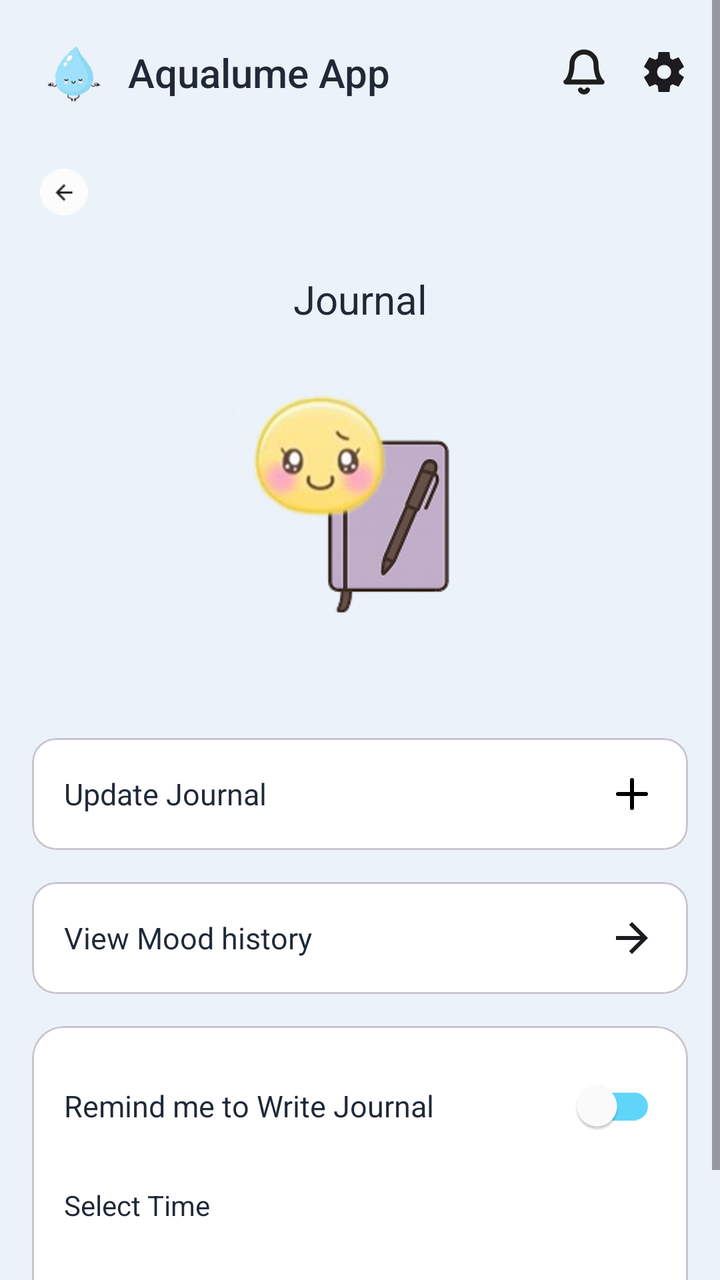
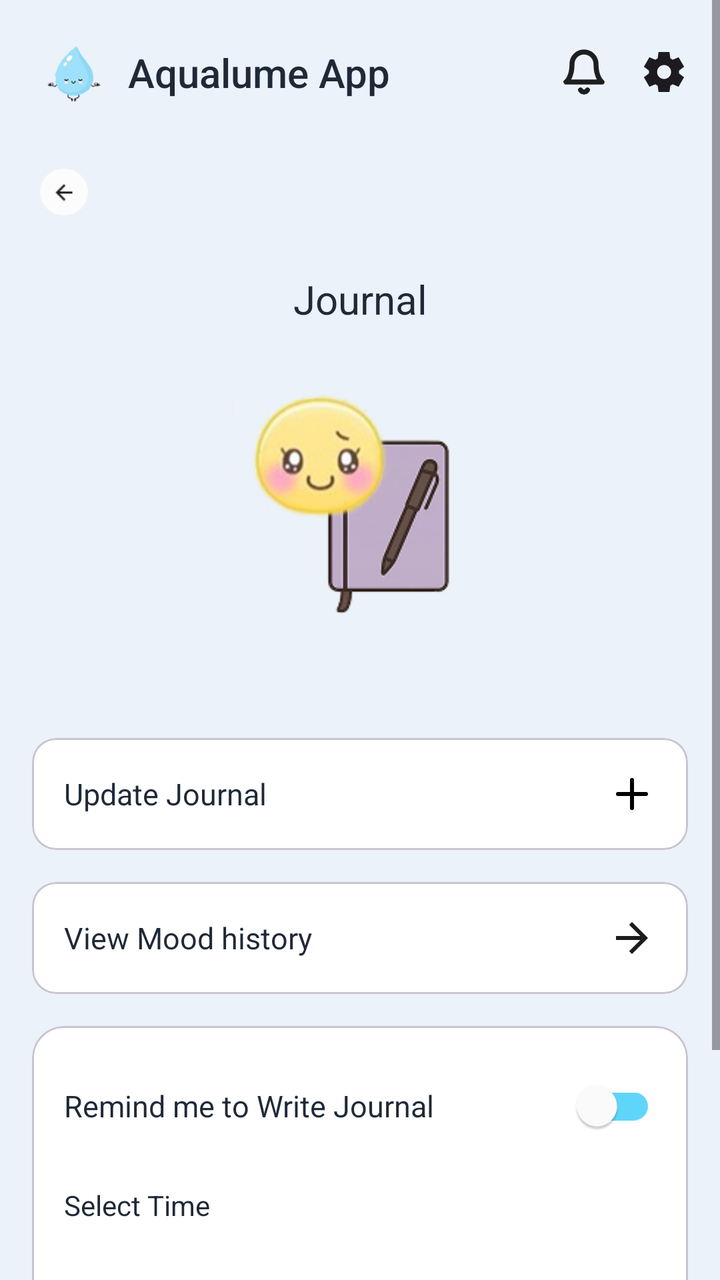

Screens rendered from an Android XML layout before and after an edit, with the pre-edit source and the edit as a unified diff.
<!-- AndroidManifest.xml: application theme Theme.AqualumeApp -->
<!-- res/layout/fragment_journal.xml -->
<?xml version="1.0" encoding="utf-8"?>
<ScrollView xmlns:android="http://schemas.android.com/apk/res/android"
    xmlns:app="http://schemas.android.com/apk/res-auto"
    android:layout_width="match_parent"
    android:layout_height="match_parent"
    android:background="@color/background"
    android:fillViewport="true">

    <androidx.constraintlayout.widget.ConstraintLayout
        android:layout_width="match_parent"
        android:layout_height="wrap_content"
        android:padding="16dp">

        
        <ImageView
            android:id="@+id/iv_logo"
            android:layout_width="40dp"
            android:layout_height="40dp"
            android:src="@drawable/logo"
            android:contentDescription="@string/app_name"
            app:layout_constraintStart_toStartOf="parent"
            app:layout_constraintTop_toTopOf="parent" />

        <TextView
            android:id="@+id/tv_app_name"
            android:layout_width="wrap_content"
            android:layout_height="wrap_content"
            android:text="@string/app_name"
            android:textSize="20sp"
            android:textColor="@color/primary_text"
            android:fontFamily="sans-serif-medium"
            android:layout_marginStart="8dp"
            app:layout_constraintBottom_toBottomOf="@id/iv_logo"
            app:layout_constraintStart_toEndOf="@id/iv_logo"
            app:layout_constraintTop_toTopOf="@id/iv_logo" />

        <ImageView
            android:id="@+id/iv_notification"
            android:layout_width="24dp"
            android:layout_height="24dp"
            android:layout_marginEnd="16dp"
            android:contentDescription="@string/notifications"
            android:src="@drawable/ic_notification"
            app:layout_constraintBottom_toBottomOf="@id/iv_logo"
            app:layout_constraintEnd_toStartOf="@id/iv_settings"
            app:layout_constraintTop_toTopOf="@id/iv_logo" />

        <ImageView
            android:id="@+id/iv_settings"
            android:layout_width="24dp"
            android:layout_height="24dp"
            android:contentDescription="@string/settings"
            android:src="@drawable/ic_settings"
            app:layout_constraintBottom_toBottomOf="@id/iv_logo"
            app:layout_constraintEnd_toEndOf="parent"
            app:layout_constraintTop_toTopOf="@id/iv_logo" />
        <ImageView
            android:id="@+id/iv_back"
            android:layout_width="32dp"
            android:layout_height="32dp"
            android:layout_marginTop="24dp"
            android:contentDescription="@string/back"
            android:padding="4dp"
            android:src="@drawable/ic_back"
            app:layout_constraintStart_toStartOf="parent"
            app:layout_constraintTop_toBottomOf="@id/iv_logo"
            app:layout_constraintWidth_percent="0.48" />

        <TextView
            android:id="@+id/tv_title"
            android:layout_width="wrap_content"
            android:layout_height="wrap_content"
            android:layout_marginTop="24dp"
            android:fontFamily="sans-serif"
            android:text="@string/journal"
            android:textColor="@color/primary_text"
            android:textSize="20sp"
            app:layout_constraintEnd_toEndOf="parent"
            app:layout_constraintStart_toStartOf="parent"
            app:layout_constraintTop_toBottomOf="@id/iv_back" />


        
        <ImageView
            android:id="@+id/iv_journal"
            android:layout_width="150dp"
            android:layout_height="150dp"
            android:layout_marginTop="24dp"
            android:contentDescription="@string/journall"
            android:src="@drawable/img_journal_large"
            app:layout_constraintEnd_toEndOf="parent"
            app:layout_constraintStart_toStartOf="parent"
            app:layout_constraintTop_toBottomOf="@id/tv_title" />

        
        <com.google.android.material.card.MaterialCardView
            android:id="@+id/btn_update_journal"
            android:layout_width="0dp"
            android:layout_height="wrap_content"
            android:layout_marginTop="32dp"
            app:cardCornerRadius="12dp"
            app:cardElevation="0dp"

            app:cardBackgroundColor="@color/white"
            app:layout_constraintEnd_toEndOf="parent"
            app:layout_constraintStart_toStartOf="parent"
            app:layout_constraintTop_toBottomOf="@id/iv_journal">

            <LinearLayout
                android:layout_width="match_parent"
                android:layout_height="wrap_content"
                android:orientation="horizontal"
                android:padding="16dp"
                android:gravity="center_vertical">

                <TextView
                    android:layout_width="0dp"
                    android:layout_height="wrap_content"
                    android:layout_weight="1"
                    android:text="@string/update_journall"
                    android:textSize="15sp"
                    android:textColor="@color/primary_text" />

                <ImageView
                    android:layout_width="24dp"
                    android:layout_height="24dp"
                    android:src="@drawable/ic_add"
                    android:contentDescription="@string/add2" />

            </LinearLayout>

        </com.google.android.material.card.MaterialCardView>

        
        <com.google.android.material.card.MaterialCardView
            android:id="@+id/btn_view_history"
            android:layout_width="0dp"
            android:layout_height="wrap_content"
            android:layout_marginTop="16dp"
            app:cardCornerRadius="12dp"
            app:cardElevation="0dp"

            app:cardBackgroundColor="@color/white"
            app:layout_constraintEnd_toEndOf="parent"
            app:layout_constraintStart_toStartOf="parent"
            app:layout_constraintTop_toBottomOf="@id/btn_update_journal">

            <LinearLayout
                android:layout_width="match_parent"
                android:layout_height="wrap_content"
                android:orientation="horizontal"
                android:padding="16dp"
                android:gravity="center_vertical">

                <TextView
                    android:layout_width="0dp"
                    android:layout_height="wrap_content"
                    android:layout_weight="1"
                    android:text="@string/view_mood_history"
                    android:textSize="15sp"
                    android:textColor="@color/primary_text" />

                <ImageView
                    android:layout_width="24dp"
                    android:layout_height="24dp"
                    android:contentDescription="@string/view"
                    android:src="@drawable/ic_arrow_right" />

            </LinearLayout>

        </com.google.android.material.card.MaterialCardView>

        
        <com.google.android.material.card.MaterialCardView
            android:id="@+id/card_reminder"
            android:layout_width="0dp"
            android:layout_height="wrap_content"
            android:layout_marginTop="16dp"
            app:cardCornerRadius="16dp"
            app:cardElevation="0dp"
            app:cardBackgroundColor="@color/white"
            app:layout_constraintEnd_toEndOf="parent"
            app:layout_constraintStart_toStartOf="parent"
            app:layout_constraintTop_toBottomOf="@id/btn_view_history">

            <LinearLayout
                android:layout_width="match_parent"
                android:layout_height="wrap_content"
                android:orientation="vertical"
                android:padding="16dp">

                <LinearLayout
                    android:layout_width="match_parent"
                    android:layout_height="wrap_content"
                    android:orientation="horizontal"
                    android:gravity="center_vertical">

                    <TextView
                        android:layout_width="0dp"
                        android:layout_height="wrap_content"
                        android:layout_weight="1"
                        android:fontFamily="sans-serif"
                        android:text="@string/remind_me_to_write_journal"
                        android:textColor="@color/primary_text"
                        android:textSize="15sp" />

                    <androidx.appcompat.widget.SwitchCompat
                        android:id="@+id/switch_reminder"
                        android:layout_width="wrap_content"
                        android:layout_height="wrap_content"
                        app:thumbTint="@color/white"
                        app:trackTint="@color/water_primary" />

                </LinearLayout>

                <TextView
                    android:layout_width="wrap_content"
                    android:layout_height="wrap_content"
                    android:text="@string/select_time"
                    android:textSize="14sp"
                    android:textColor="@color/primary_text"
                    android:layout_marginTop="16dp" />

                <LinearLayout
                    android:layout_width="match_parent"
                    android:layout_height="wrap_content"
                    android:orientation="horizontal"
                    android:layout_marginTop="8dp"
                    android:gravity="center_vertical">

                    

                    <Spinner
                        android:id="@+id/spinner_hour"
                        android:layout_width="0dp"
                        android:layout_height="48dp"
                        android:layout_weight="1"
                        android:padding="12dp"
                         />


                    <Spinner
                        android:id="@+id/spinner_am_pm"
                        android:layout_width="93dp"
                        android:layout_height="48dp"
                        android:layout_marginStart="12dp"
                        android:padding="12dp" />

                </LinearLayout>

            </LinearLayout>

        </com.google.android.material.card.MaterialCardView>

    </androidx.constraintlayout.widget.ConstraintLayout>

</ScrollView>
<!-- resources referenced by this layout -->
<resources>
  <color name="background">#EBF2FA</color>
  <color name="primary_text">#1F2937</color>
  <color name="water_primary">#60D5FA</color>
  <color name="white">#FFFFFFFF</color>
  <!-- drawable ic_add (drawable) -->
  <vector xmlns:android="http://schemas.android.com/apk/res/android"
      android:width="48dp"
      android:height="48dp"
      android:viewportWidth="48"
      android:viewportHeight="48">
    <path
        android:pathData="M24,10V38M10,24H38"
        android:strokeLineJoin="round"
        android:strokeWidth="4"
        android:fillColor="#00000000"
        android:strokeColor="#000000"
        android:strokeLineCap="round"/>
  </vector>
  <!-- drawable ic_arrow_right (drawable) -->
  <vector xmlns:android="http://schemas.android.com/apk/res/android"
      android:width="24dp"
      android:height="24dp"
      android:viewportWidth="24"
      android:viewportHeight="24">
    <path
        android:pathData="M16.175,11L10.575,5.4L12,4L20,12L12,20L10.575,18.6L16.175,13H4V11H16.175Z"
        android:fillColor="#1D1B20"/>
  </vector>
  <!-- drawable ic_notification (drawable) -->
  <vector xmlns:android="http://schemas.android.com/apk/res/android"
      android:width="24dp"
      android:height="24dp"
      android:viewportWidth="24"
      android:viewportHeight="24">
    <path
        android:pathData="M13.73,21C13.554,21.303 13.302,21.555 12.998,21.729C12.695,21.904 12.35,21.997 12,21.997C11.65,21.997 11.305,21.904 11.002,21.729C10.698,21.555 10.446,21.303 10.27,21M18,8C18,6.409 17.368,4.883 16.243,3.757C15.117,2.632 13.591,2 12,2C10.409,2 8.883,2.632 7.757,3.757C6.632,4.883 6,6.409 6,8C6,15 3,17 3,17H21C21,17 18,15 18,8Z"
        android:strokeLineJoin="round"
        android:strokeWidth="2.5"
        android:fillColor="#00000000"
        android:strokeColor="#1E1E1E"
        android:strokeLineCap="round"/>
  </vector>
  <!-- drawable ic_settings (drawable) -->
  <vector xmlns:android="http://schemas.android.com/apk/res/android"
      android:width="24dp"
      android:height="24dp"
      android:viewportWidth="24"
      android:viewportHeight="24">
    <path
        android:pathData="M9.25,22L8.85,18.8C8.634,18.717 8.429,18.617 8.238,18.5C8.046,18.383 7.859,18.258 7.675,18.125L4.7,19.375L1.95,14.625L4.525,12.675C4.509,12.558 4.5,12.446 4.5,12.337V11.663C4.5,11.554 4.509,11.442 4.525,11.325L1.95,9.375L4.7,4.625L7.675,5.875C7.859,5.742 8.05,5.617 8.25,5.5C8.45,5.383 8.65,5.283 8.85,5.2L9.25,2H14.75L15.15,5.2C15.367,5.283 15.571,5.383 15.763,5.5C15.954,5.617 16.142,5.742 16.325,5.875L19.3,4.625L22.05,9.375L19.475,11.325C19.492,11.442 19.5,11.554 19.5,11.663V12.337C19.5,12.446 19.483,12.558 19.45,12.675L22.025,14.625L19.275,19.375L16.325,18.125C16.142,18.258 15.95,18.383 15.75,18.5C15.55,18.617 15.35,18.717 15.15,18.8L14.75,22H9.25ZM12.05,15.5C13.017,15.5 13.842,15.158 14.525,14.475C15.208,13.792 15.55,12.967 15.55,12C15.55,11.033 15.208,10.208 14.525,9.525C13.842,8.842 13.017,8.5 12.05,8.5C11.067,8.5 10.238,8.842 9.563,9.525C8.888,10.208 8.55,11.033 8.55,12C8.55,12.967 8.888,13.792 9.563,14.475C10.238,15.158 11.067,15.5 12.05,15.5Z"
        android:fillColor="#1D1B20"/>
  </vector>
  <string name="add2">Add</string>
  <string name="app_name">Aqualume App</string>
  <string name="back">Back</string>
  <string name="journal">Journal</string>
  <string name="journall">Journal</string>
  <string name="notifications">Notifications</string>
  <string name="remind_me_to_write_journal">Remind me to Write Journal</string>
  <string name="select_time">Select Time</string>
  <string name="settings">Settings</string>
  <string name="update_journall">Update Journal</string>
  <string name="view">View</string>
  <string name="view_mood_history">View Mood history</string>
  <style name="Theme.AqualumeApp" parent="Base.Theme.AqualumeApp" />
  <style name="Base.Theme.AqualumeApp" parent="Theme.Material3.DayNight.NoActionBar">
          
          
      </style>
  <!-- unchanged entries left out for length: 3 -->
</resources>

<!-- the commit's change to res/layout/fragment_journal.xml (unified diff, before → after) -->
@@ -251,6 +251,21 @@
             </LinearLayout>
 
         </com.google.android.material.card.MaterialCardView>
+        <Button
+            android:id="@+id/btn_add_journal"
+            android:layout_width="0dp"
+            android:layout_height="wrap_content"
+            android:layout_marginTop="32dp"
+
+            android:backgroundTint="@color/button_primary"
+            android:fontFamily="sans-serif"
+            android:text="@string/save"
+            android:textColor="@color/black"
+            android:textColorLink="@color/button_primary"
+            android:textSize="16sp"
+            app:layout_constraintEnd_toEndOf="parent"
+            app:layout_constraintStart_toStartOf="parent"
+            app:layout_constraintTop_toBottomOf="@id/card_reminder" />
 
     </androidx.constraintlayout.widget.ConstraintLayout>
 
<!-- resource entries referenced after the edit -->
@@ -1,6 +1,8 @@
 <!-- resources referenced by this layout -->
 <resources>
   <color name="background">#EBF2FA</color>
+  <color name="black">#FF000000</color>
+  <color name="button_primary">#60D5FA</color>
   <color name="primary_text">#1F2937</color>
   <color name="water_primary">#60D5FA</color>
   <color name="white">#FFFFFFFF</color>
@@ -59,6 +61,7 @@
   <string name="journall">Journal</string>
   <string name="notifications">Notifications</string>
   <string name="remind_me_to_write_journal">Remind me to Write Journal</string>
+  <string name="save">Save</string>
   <string name="select_time">Select Time</string>
   <string name="settings">Settings</string>
   <string name="update_journall">Update Journal</string>
